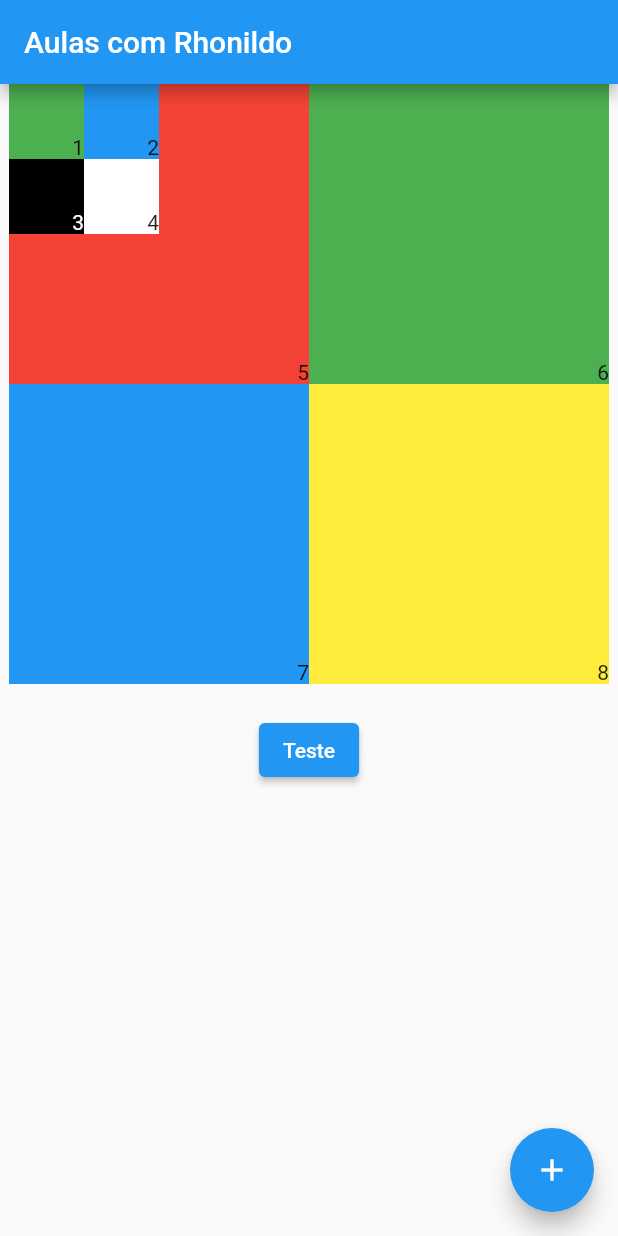
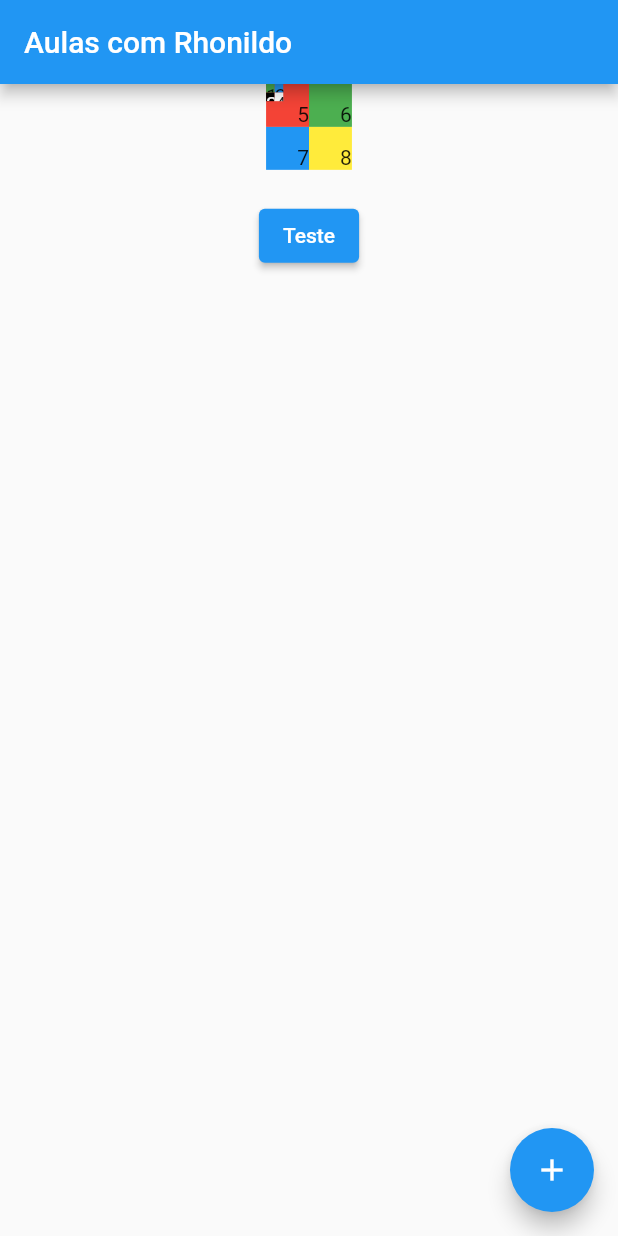
Before and after one commit to EduardoAmorim2/aulaFlutterr, a Flutter app: the screen it shows after launch, after a tap on "Teste", on a phone screen of 412 x 824 dp. Run offline on Flutter 3.47's test engine with Material 2 defaults, Android fonts, the phone set to English and light mode, and no system bars; our stand-ins replace flutter_screenutil.

Commit message:
Add plugin screenutil;

```diff
--- a/lib/main.dart
+++ b/lib/main.dart
@@ -1,4 +1,5 @@
 import 'package:flutter/material.dart';
+import 'package:flutter_screenutil/flutter_screenutil.dart';
 
 void main() {
   runApp(const MyApp());
@@ -54,6 +55,7 @@ class _MyHomePageState extends State<MyHomePage> {
 
   @override
   Widget build(BuildContext context) {
+    return ScreenUtilInit(builder: (context, child) {
       return Scaffold(
         appBar: AppBar(
           title: Text(widget.title),
@@ -75,8 +77,9 @@ class _MyHomePageState extends State<MyHomePage> {
                               setState(() {});
                             },
                             child: smallContainer(
-                            color: isClicked ? containerColors[0] : Colors.red,
-                            size: _sizeMultiplied ? 400 : 200,
+                              color:
+                                  isClicked ? containerColors[0] : Colors.red,
+                              size: _sizeMultiplied ? 50.w : 25.w,
                               child: Column(
                                 children: [
                                   Row(
@@ -87,7 +90,7 @@ class _MyHomePageState extends State<MyHomePage> {
                                           setState(() {});
                                         },
                                         child: smallContainer(
-                                        size: _sizeMultiplied ? 100 : 50,
+                                          size: _sizeMultiplied ? 10.w : 5.w,
                                           color: isClicked
                                               ? containerColors[1]
                                               : Colors.green,
@@ -100,7 +103,7 @@ class _MyHomePageState extends State<MyHomePage> {
                                           setState(() {});
                                         },
                                         child: smallContainer(
-                                        size: _sizeMultiplied ? 100 : 50,
+                                          size: _sizeMultiplied ? 10.w : 5.w,
                                           color: isClicked
                                               ? containerColors[2]
                                               : Colors.blue,
@@ -117,13 +120,14 @@ class _MyHomePageState extends State<MyHomePage> {
                                           setState(() {});
                                         },
                                         child: smallContainer(
-                                        size: _sizeMultiplied ? 100 : 50,
+                                          size: _sizeMultiplied ? 10.w : 5.w,
                                           color: isClicked
                                               ? containerColors[3]
                                               : Colors.black,
                                           child: Text(
                                             '3',
-                                          style: TextStyle(color: Colors.white),
+                                            style:
+                                                TextStyle(color: Colors.white),
                                           ),
                                         ),
                                       ),
@@ -133,7 +137,7 @@ class _MyHomePageState extends State<MyHomePage> {
                                           setState(() {});
                                         },
                                         child: smallContainer(
-                                        size: _sizeMultiplied ? 100 : 50,
+                                          size: _sizeMultiplied ? 10.w : 5.w,
                                           color: isClicked
                                               ? containerColors[4]
                                               : Colors.white,
@@ -160,7 +164,7 @@ class _MyHomePageState extends State<MyHomePage> {
                               setState(() {});
                             },
                             child: smallContainer(
-                            size: _sizeMultiplied ? 400 : 200,
+                              size: _sizeMultiplied ? 50.w : 25.w,
                               color:
                                   isClicked ? containerColors[5] : Colors.green,
                               child: Text('6'),
@@ -176,8 +180,9 @@ class _MyHomePageState extends State<MyHomePage> {
                               setState(() {});
                             },
                             child: smallContainer(
-                            size: _sizeMultiplied ? 400 : 200,
-                            color: isClicked ? containerColors[6] : Colors.blue,
+                              size: _sizeMultiplied ? 50.w : 25.w,
+                              color:
+                                  isClicked ? containerColors[6] : Colors.blue,
                               child: Text('7'),
                             ),
                           ),
@@ -187,9 +192,10 @@ class _MyHomePageState extends State<MyHomePage> {
                               setState(() {});
                             },
                             child: smallContainer(
-                            size: _sizeMultiplied ? 400 : 200,
-                            color:
-                                isClicked ? containerColors[7] : Colors.yellow,
+                              size: _sizeMultiplied ? 50.w : 25.w,
+                              color: isClicked
+                                  ? containerColors[7]
+                                  : Colors.yellow,
                               child: Text('8'),
                             ),
                           ),
@@ -204,7 +210,7 @@ class _MyHomePageState extends State<MyHomePage> {
               ),
               ElevatedButton(
                 onPressed: () {
-                radius = radius == 0 ? 200 : 0;
+                  radius = radius == 0 ? 25.w : 0;
                   setState(() {});
                 },
                 child: Text('Teste'),
@@ -218,6 +224,7 @@ class _MyHomePageState extends State<MyHomePage> {
           child: const Icon(Icons.add),
         ), // This trailing comma makes auto-formatting nicer for build methods.
       );
+    });
   }
 
   Container smallContainer(
--- a/pubspec.yaml
+++ b/pubspec.yaml
@@ -35,6 +35,7 @@ dependencies:
   # The following adds the Cupertino Icons font to your application.
   # Use with the CupertinoIcons class for iOS style icons.
   cupertino_icons: ^1.0.2
+  flutter_screenutil: ^5.7.0
 
 dev_dependencies:
   flutter_test:
```
Also changed, not shown: pubspec.lock. Lines whose indentation alone changed are shown as unchanged.
